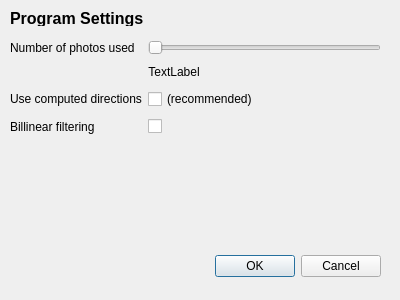
Jaa-c/DP, file src/gui/SettingsForm.ui: the form before one commit.
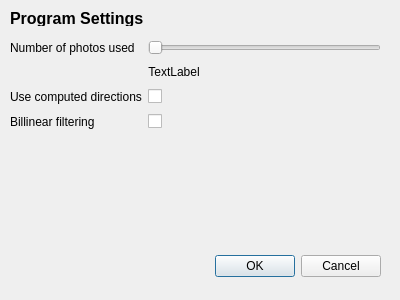
The form after the commit.

What changed in the file:
```diff
--- a/src/gui/SettingsForm.ui
+++ b/src/gui/SettingsForm.ui
@@ -111,7 +111,7 @@
     <item row="2" column="1">
      <widget class="QCheckBox" name="directionsCheckBox">
       <property name="text">
-       <string>(recommended)</string>
+       <string/>
       </property>
      </widget>
     </item>
```
